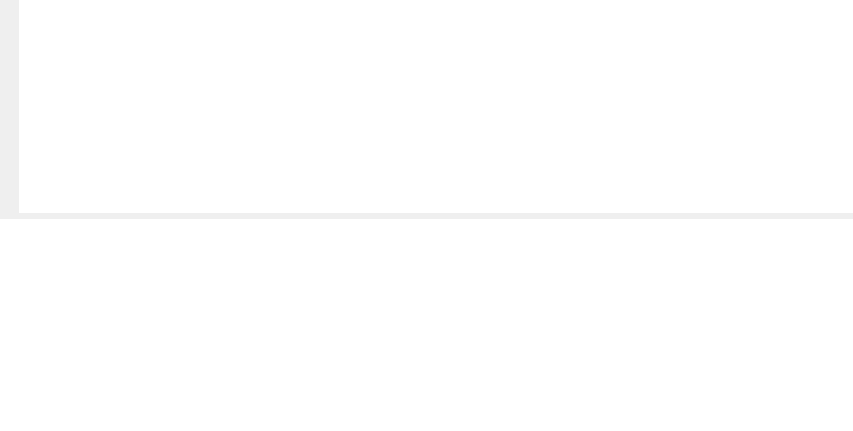
gezidan/Slicer, file Applications/SlicerQT/Resources/UI/qSlicerAboutDialog.ui: the form before one commit.
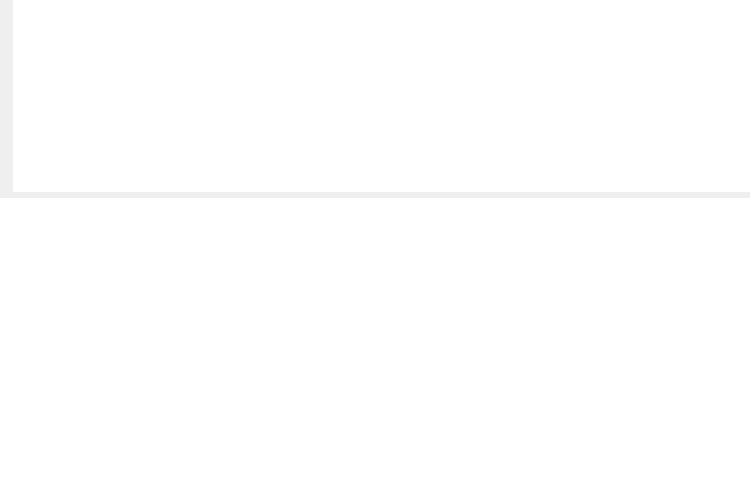
The form after the commit. Icons and pictures are not drawn.

Commit message:
ENH: Update Slicer 'About' dialog links
Added the correct Html code to make the "NIHRoadmap" a working link.
Corrected the library links to not include spaces as part of the
link.
Add an HTML table to the SlicerLinksTextBrowser to eliminate the need for
manually spacing the links.

```diff
--- a/Applications/SlicerQT/Resources/UI/qSlicerAboutDialog.ui
+++ b/Applications/SlicerQT/Resources/UI/qSlicerAboutDialog.ui
@@ -6,10 +6,16 @@
    <rect>
     <x>0</x>
     <y>0</y>
-    <width>853</width>
-    <height>431</height>
+    <width>750</width>
+    <height>500</height>
    </rect>
   </property>
+  <property name="sizePolicy">
+   <sizepolicy hsizetype="Fixed" vsizetype="Fixed">
+    <horstretch>0</horstretch>
+    <verstretch>0</verstretch>
+   </sizepolicy>
+  </property>
   <property name="windowTitle">
    <string>About 3D Slicer</string>
   </property>
@@ -36,14 +42,36 @@
      </property>
     </widget>
    </item>
-   <item row="0" column="2">
+   <item row="1" column="0" colspan="3">
+    <widget class="QTextBrowser" name="SlicerLinksTextBrowser">
+     <property name="frameShape">
+      <enum>QFrame::NoFrame</enum>
+     </property>
+     <property name="openExternalLinks">
+      <bool>true</bool>
+     </property>
+    </widget>
+   </item>
+   <item row="0" column="1" colspan="2">
     <widget class="QTextBrowser" name="CreditsTextBrowser">
+     <property name="sizePolicy">
+      <sizepolicy hsizetype="Minimum" vsizetype="Minimum">
+       <horstretch>0</horstretch>
+       <verstretch>0</verstretch>
+      </sizepolicy>
+     </property>
      <property name="frameShape">
       <enum>QFrame::NoFrame</enum>
      </property>
      <property name="lineWidth">
       <number>0</number>
      </property>
+     <property name="verticalScrollBarPolicy">
+      <enum>Qt::ScrollBarAsNeeded</enum>
+     </property>
+     <property name="horizontalScrollBarPolicy">
+      <enum>Qt::ScrollBarAsNeeded</enum>
+     </property>
      <property name="readOnly">
       <bool>true</bool>
      </property>
@@ -52,16 +80,6 @@
      </property>
     </widget>
    </item>
-   <item row="1" column="0" colspan="3">
-    <widget class="QTextBrowser" name="SlicerCreditTextBrowser">
-     <property name="frameShape">
-      <enum>QFrame::NoFrame</enum>
-     </property>
-     <property name="openExternalLinks">
-      <bool>true</bool>
-     </property>
-    </widget>
-   </item>
   </layout>
  </widget>
  <resources>
```
Left out of the diff: 1 changed line with no effect on the pictures. The commit also changes 2 other files.
